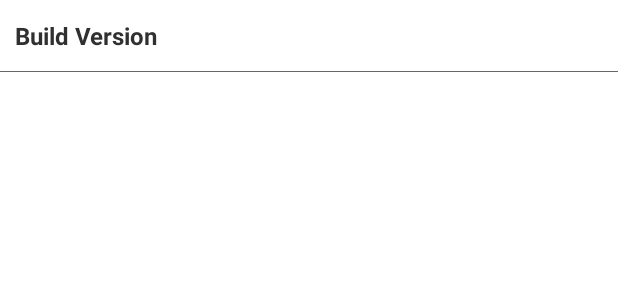
After one commit to chonamdoo/air_ticket, an Android app: the layout setting.xml on its own in the app's theme, with its tools: preview values and no code run, on a phone screen of 412 x 824 dp. The commit adds this screen. Shown: the top 300 px of the screen. Run offline under Robolectric (Android 15) with nearby library versions, the phone set to English and light mode, and no system bars.

Commit message:
2016-10-04

```diff
--- a/app/build.gradle
+++ b/app/build.gradle
@@ -8,8 +8,8 @@ android {
         applicationId "kr.ds.air_ticket"
         minSdkVersion 15
         targetSdkVersion 23
-        versionCode 9
-        versionName "1.7.1"
+        versionCode 10
+        versionName "1.8"
         multiDexEnabled true
     }
     buildTypes {
--- a/app/src/main/AndroidManifest.xml
+++ b/app/src/main/AndroidManifest.xml
@@ -17,11 +17,13 @@
         <activity android:name="com.facebook.ads.InterstitialAdActivity"
                   android:configChanges="keyboardHidden|orientation" />
 
-        <activity android:name=".MainActivity">
+        <activity android:name=".MainActivity" android:screenOrientation="portrait">
             <intent-filter>
                 <action android:name="android.intent.action.MAIN"/>
                 <category android:name="android.intent.category.LAUNCHER"/>
             </intent-filter>
+        </activity>
+        <activity android:name=".SettingActivity" android:screenOrientation="portrait">
         </activity>
 
         <!-- [START gcm_receiver] -->
--- a/app/src/main/java/kr/ds/adapter/ListAdapter.java
+++ b/app/src/main/java/kr/ds/adapter/ListAdapter.java
@@ -183,6 +183,8 @@ public class ListAdapter extends BaseAdapter {
                     Glide.with(mContext)
                             .load(mData.get(position).getImage())
                             .thumbnail(0.5f)
+                            .override(200,200)
+                            .diskCacheStrategy(DiskCacheStrategy.ALL)
                             .into(new ImageViewTarget<GlideDrawable>(holder.imageView) {
                                 @Override
                                 protected void setResource(GlideDrawable resource) {
@@ -198,6 +200,8 @@ public class ListAdapter extends BaseAdapter {
                                     super.onLoadFailed(e, errorDrawable);
                                     Glide.with(mContext)
                                             .load("http://pctu1213.cafe24.com/app/air_ticket/images/no_img.jpg")
+                                            .override(200,200)
+                                            .diskCacheStrategy(DiskCacheStrategy.ALL)
                                             .into(new ImageViewTarget<GlideDrawable>(holder.imageView) {
                                                 @Override
                                                 protected void setResource(GlideDrawable resource) {
@@ -292,6 +296,8 @@ public class ListAdapter extends BaseAdapter {
                     Glide.with(mContext)
                             .load(mData.get(position).getIcon())
                             .thumbnail(0.5f)
+                            .override(50,50)
+                            .diskCacheStrategy(DiskCacheStrategy.ALL)
                             .into(new ImageViewTarget<GlideDrawable>(holder.imageViewIcon) {
                                 @Override
                                 protected void setResource(GlideDrawable resource) {
--- a/app/src/main/java/kr/ds/air_ticket/MyGcmListenerService.java
+++ b/app/src/main/java/kr/ds/air_ticket/MyGcmListenerService.java
@@ -101,7 +101,7 @@ public class MyGcmListenerService extends GcmListenerService {
         Uri defaultSoundUri = RingtoneManager.getDefaultUri(RingtoneManager.TYPE_NOTIFICATION);
         NotificationCompat.Builder notificationBuilder = new NotificationCompat.Builder(this)
                 .setContentTitle(getResources().getString(R.string.app_name))
-                .setSmallIcon(R.mipmap.icon)
+                .setSmallIcon(R.mipmap.top)
                 .setContentText(message)
                 .setAutoCancel(true)
                 .setSound(defaultSoundUri)
@@ -120,7 +120,7 @@ public class MyGcmListenerService extends GcmListenerService {
         NotificationCompat.Builder notificationBuilder = new NotificationCompat.Builder(this)
                 .setPriority(NotificationCompat.PRIORITY_MAX)
                 .setContentTitle(getResources().getString(R.string.app_name))
-                .setSmallIcon(R.mipmap.icon)
+                .setSmallIcon(R.mipmap.top)
                 .setContentText(message)
                 .setAutoCancel(true)
                 .setSound(defaultSoundUri)
--- a/app/src/main/java/kr/ds/config/Config.java
+++ b/app/src/main/java/kr/ds/config/Config.java
@@ -18,7 +18,7 @@ public class Config {
 
 	public final static int MARKET = 1;
 	public final static int TSTORE = 2;
-	public final static int TYPE = MARKET;
+	public final static int TYPE = TSTORE;
 
 	public static String APP_DOWN_URL_MARKET = "kr.ds.air_ticket";
 	public static String APP_DOWN_TITLE = "원터치 특가 항공권";
--- a/app/src/main/java/kr/ds/fragment/List1Fragment.java
+++ b/app/src/main/java/kr/ds/fragment/List1Fragment.java
@@ -241,8 +241,8 @@ public class List1Fragment extends BaseFragment implements SwipeRefreshLayout.On
             }
             mListAdapter.notifyDataSetChanged();
             mIsTheLoding = false;
-            mProgressBar.setVisibility(View.GONE);
         }
+        mProgressBar.setVisibility(View.GONE);
     }
 
     public void setNative(final int type){
--- /dev/null
+++ b/app/src/main/res/drawable/checkbox_bg.xml
@@ -0,0 +1,8 @@
+<?xml version="1.0" encoding="utf-8"?>
+<shape xmlns:android="http://schemas.android.com/apk/res/android" >
+
+    <stroke
+        android:width="1dp"
+        android:color="@color/app_color" >
+    </stroke>
+</shape>
--- /dev/null
+++ b/app/src/main/res/layout/setting.xml
@@ -0,0 +1,102 @@
+<?xml version="1.0" encoding="utf-8"?>
+<LinearLayout xmlns:android="http://schemas.android.com/apk/res/android"
+    android:layout_width="match_parent"
+    android:layout_height="match_parent"
+    android:background="#ffffff"
+    android:orientation="vertical" >
+
+    <ScrollView
+        android:layout_width="match_parent"
+        android:layout_height="match_parent" >
+
+        <LinearLayout
+            android:layout_width="match_parent"
+            android:layout_height="match_parent"
+            android:orientation="vertical" >
+
+            <LinearLayout
+                android:visibility="gone"
+                android:id="@+id/linearLayout_push"
+                android:layout_width="match_parent"
+                android:layout_height="wrap_content"
+                android:orientation="vertical" >
+
+                <RelativeLayout
+                    android:layout_width="match_parent"
+                    android:layout_height="wrap_content"
+                    android:layout_marginTop="5dip"
+                    android:gravity="center_vertical"
+                    android:orientation="horizontal"
+                    android:paddingLeft="10dip"
+                    android:paddingRight="10dip" >
+
+                    <TextView
+                        style="@style/txt_menu"
+                        android:layout_width="wrap_content"
+                        android:layout_height="wrap_content"
+                        android:layout_alignParentLeft="true"
+                        android:layout_centerVertical="true"
+                        android:text="@string/push" />
+
+                    <CheckBox
+                        android:id="@+id/checkBox_push"
+                        android:layout_width="wrap_content"
+                        android:layout_height="wrap_content"
+                        android:layout_alignParentRight="true"
+                        android:background="@drawable/checkbox_bg" />
+                </RelativeLayout>
+
+                <View
+                    android:layout_width="match_parent"
+                    android:layout_height="1px"
+                    android:layout_marginTop="5dip"
+                    android:background="@color/app_color" >
+                </View>
+            </LinearLayout>
+
+
+            <LinearLayout
+                android:layout_width="match_parent"
+                android:layout_height="wrap_content"
+                android:orientation="vertical" >
+
+                <RelativeLayout
+                    android:layout_width="match_parent"
+                    android:layout_height="wrap_content"
+                    android:layout_marginTop="5dip"
+                    android:gravity="center_vertical"
+                    android:orientation="horizontal"
+                    android:paddingBottom="7dip"
+                    android:paddingLeft="10dip"
+                    android:paddingRight="10dip"
+                    android:paddingTop="7dip" >
+
+                    <TextView
+                        style="@style/txt_menu"
+                        android:layout_width="wrap_content"
+                        android:layout_height="wrap_content"
+                        android:layout_alignParentLeft="true"
+                        android:layout_centerVertical="true"
+                        android:text="@string/version" />
+
+                    <TextView
+                        android:id="@+id/textView_version"
+                        style="@style/txt_menu"
+                        android:layout_width="wrap_content"
+                        android:layout_height="wrap_content"
+                        android:layout_alignParentRight="true" />
+                </RelativeLayout>
+
+                <View
+                    android:layout_width="match_parent"
+                    android:layout_height="1px"
+                    android:layout_marginTop="5dip"
+                    android:background="@color/app_color" >
+                </View>
+            </LinearLayout>
+
+
+        </LinearLayout>
+    </ScrollView>
+
+</LinearLayout>
--- a/app/src/main/res/values/strings.xml
+++ b/app/src/main/res/values/strings.xml
@@ -1,4 +1,6 @@
 <resources>
     <string name="app_name">원터치 특가 항공권</string>
     <string name="popupview_null">설치 후 가능 합니다.</string>
+    <string name="push">알림 설정</string>
+    <string name="version">Build Version </string>
 </resources>
--- a/app/src/main/res/values/styles.xml
+++ b/app/src/main/res/values/styles.xml
@@ -7,6 +7,18 @@
         <item name="colorPrimaryDark">@color/colorPrimaryDark</item>
         <item name="colorAccent">@color/colorAccent</item>
 
+        <item name="actionMenuTextColor">@color/white</item>
+        <item name="android:textColorPrimary">@color/white</item>
+        <item name="android:textColorSecondary">@color/white</item>
+
+    </style>
+    <!-- 메뉴설정 -->
+    <style name="txt_menu">
+        <item name="android:textColor">#303030</item>
+        <item name="android:textSize">16sp</item>
+        <item name="android:textStyle">bold</item>
     </style>
 
+
+
 </resources>
```
Also changed, not shown: app/src/main/java/kr/ds/air_ticket/MainActivity.java (+22 -1 lines), app/src/main/java/kr/ds/air_ticket/SettingActivity.java (added, +68 -0 lines), app/src/main/java/kr/ds/fragment/SettingFragment.java (added, +130 -0 lines), app/src/main/java/kr/ds/handler/VersionCheckHandler.java (added, +44 -0 lines), app/src/main/java/kr/ds/utils/VersionUtils.java (added, +38 -0 lines), app/src/main/java/kr/ds/utils/gcmHandler.java (added, +55 -0 lines), app/src/main/res/layout/activity_setting.xml (added, +32 -0 lines), app/src/main/res/menu/menu_setting.xml (added, +12 -0 lines), app/src/main/res/mipmap-xhdpi/setting.png (added), 1 other file.
